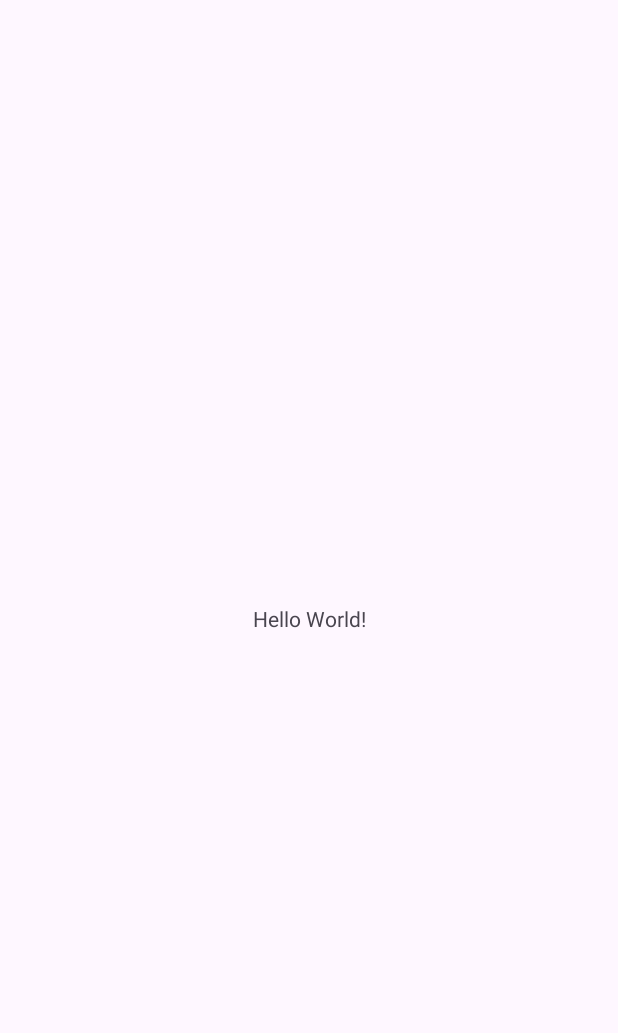
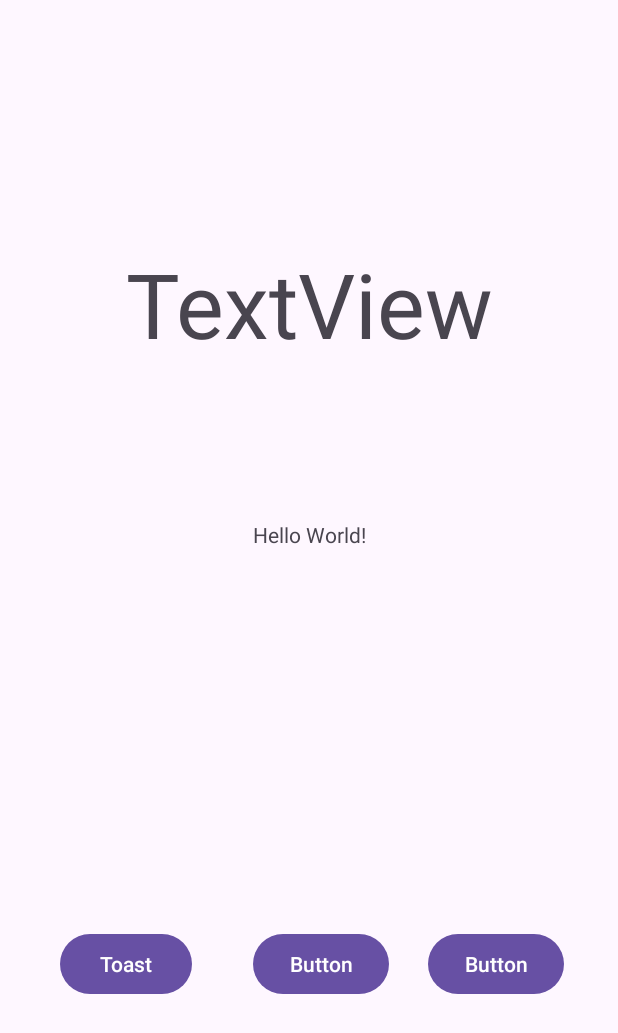
Before and after one commit to Losyash-89/Android_LR_1, an Android app: the screen it shows after launch (MainActivity), on a phone screen of 412 x 824 dp. Before the commit the part shown is almost empty. Shown: the top 1033 px of the screen. Run offline under Robolectric (Android 15) with nearby library versions, the phone set to English and light mode, and no system bars.

Commit message:
08.10 22:05 It is a training too

```diff
--- a/AndroidProject/app/src/main/java/mai/team2/lab_1/MainActivity.java
+++ b/AndroidProject/app/src/main/java/mai/team2/lab_1/MainActivity.java
@@ -6,9 +6,15 @@ import android.os.Bundle;
 
 public class MainActivity extends AppCompatActivity {
 
+
+    int x =7;
+
+
     @Override
     protected void onCreate(Bundle savedInstanceState) {
         super.onCreate(savedInstanceState);
         setContentView(R.layout.activity_main);
     }
+
+
 }
--- a/AndroidProject/app/src/main/res/layout/activity_main.xml
+++ b/AndroidProject/app/src/main/res/layout/activity_main.xml
@@ -12,7 +12,57 @@
         android:text="Hello World!"
         app:layout_constraintBottom_toBottomOf="parent"
         app:layout_constraintEnd_toEndOf="parent"
+        app:layout_constraintHorizontal_bias="0.5"
         app:layout_constraintStart_toStartOf="parent"
-        app:layout_constraintTop_toTopOf="parent" />
+        app:layout_constraintTop_toBottomOf="@+id/textView"
+        app:layout_constraintVertical_bias="0.185" />
+
+    <Button
+        android:id="@+id/button"
+        android:layout_width="wrap_content"
+        android:layout_height="wrap_content"
+        android:text="Toast"
+        app:layout_constraintBottom_toBottomOf="parent"
+        app:layout_constraintEnd_toEndOf="parent"
+        app:layout_constraintHorizontal_bias="0.123"
+        app:layout_constraintStart_toStartOf="parent"
+        app:layout_constraintTop_toTopOf="parent"
+        app:layout_constraintVertical_bias="0.797" />
+
+    <TextView
+        android:id="@+id/textView"
+        android:layout_width="wrap_content"
+        android:layout_height="wrap_content"
+        android:text="TextView"
+        android:textSize="60sp"
+        app:layout_constraintBottom_toBottomOf="parent"
+        app:layout_constraintEnd_toEndOf="parent"
+        app:layout_constraintHorizontal_bias="0.5"
+        app:layout_constraintStart_toStartOf="parent"
+        app:layout_constraintTop_toTopOf="parent"
+        app:layout_constraintVertical_bias="0.218" />
+
+    <Button
+        android:id="@+id/button2"
+        android:layout_width="wrap_content"
+        android:layout_height="wrap_content"
+        android:layout_marginEnd="36dp"
+        android:text="Button"
+        app:layout_constraintBottom_toBottomOf="parent"
+        app:layout_constraintEnd_toEndOf="parent"
+        app:layout_constraintTop_toTopOf="parent"
+        app:layout_constraintVertical_bias="0.797" />
+
+    <Button
+        android:id="@+id/button3"
+        android:layout_width="wrap_content"
+        android:layout_height="wrap_content"
+        android:text="Button"
+        app:layout_constraintBottom_toBottomOf="parent"
+        app:layout_constraintEnd_toStartOf="@+id/button2"
+        app:layout_constraintHorizontal_bias="0.606"
+        app:layout_constraintStart_toEndOf="@+id/button"
+        app:layout_constraintTop_toTopOf="parent"
+        app:layout_constraintVertical_bias="0.797" />
 
 </androidx.constraintlayout.widget.ConstraintLayout>
```
